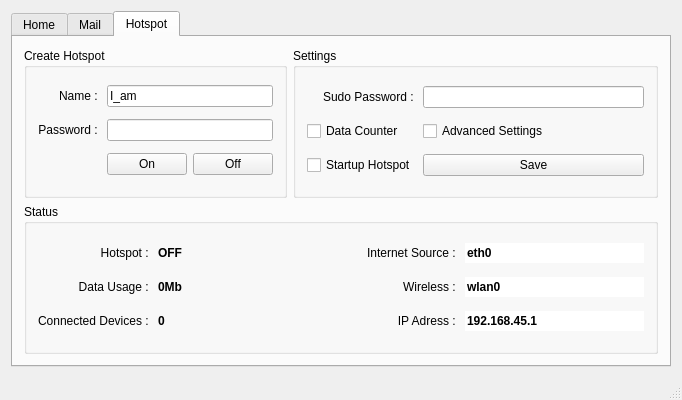
First picture: the form in src/view.ui, repository furkantokac/Faunus-Old, before the edit.
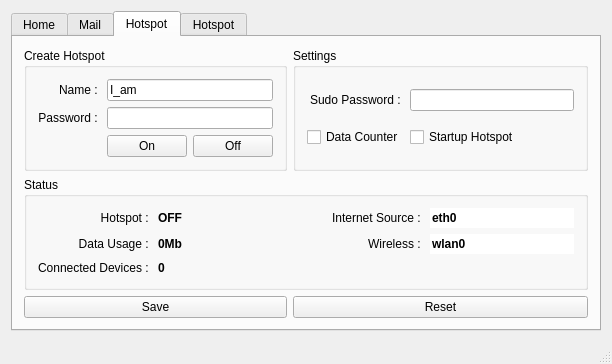
Second picture: the form after the edit.

Diff of the .ui file:
```diff
--- a/src/view.ui
+++ b/src/view.ui
@@ -6,8 +6,8 @@
    <rect>
     <x>0</x>
     <y>0</y>
-    <width>682</width>
-    <height>400</height>
+    <width>612</width>
+    <height>364</height>
    </rect>
   </property>
   <property name="windowTitle">
@@ -16,7 +16,10 @@
   <widget class="QWidget" name="centralWidget">
    <layout class="QGridLayout" name="gridLayout_2">
     <item row="0" column="0">
-     <widget class="QTabWidget" name="tabWidget">
+     <widget class="QTabWidget" name="tabWidget_main">
+      <property name="enabled">
+       <bool>true</bool>
+      </property>
       <property name="currentIndex">
        <number>2</number>
       </property>
@@ -332,6 +335,9 @@
           <layout class="QGridLayout" name="gridLayout_16">
            <item row="0" column="1" colspan="2">
             <widget class="QLineEdit" name="lne_hotspot_name">
+             <property name="enabled">
+              <bool>true</bool>
+             </property>
              <property name="text">
               <string>I_am</string>
              </property>
@@ -407,42 +413,31 @@
              </property>
             </widget>
            </item>
-           <item row="4" column="0">
+           <item row="0" column="1">
+            <widget class="QLineEdit" name="lne_sudo_password">
+             <property name="text">
+              <string/>
+             </property>
+             <property name="echoMode">
+              <enum>QLineEdit::Password</enum>
+             </property>
+            </widget>
+           </item>
+           <item row="1" column="1">
             <widget class="QCheckBox" name="chb_startup_hotspot">
              <property name="text">
               <string>Startup Hotspot</string>
              </property>
             </widget>
            </item>
-           <item row="0" column="1">
-            <widget class="QLineEdit" name="lne_sudo_password">
-             <property name="text">
-              <string/>
-             </property>
-             <property name="echoMode">
-              <enum>QLineEdit::Password</enum>
-             </property>
-            </widget>
-           </item>
-           <item row="1" column="1">
-            <widget class="QCheckBox" name="chb_hotspot_advanced_settings">
-             <property name="text">
-              <string>Advanced Settings</string>
-             </property>
-            </widget>
-           </item>
-           <item row="4" column="1">
-            <widget class="QPushButton" name="bnt_hotspot_save_settings">
-             <property name="text">
-              <string>Save</string>
-             </property>
-            </widget>
-           </item>
           </layout>
          </widget>
         </item>
         <item row="1" column="0" colspan="2">
          <widget class="QGroupBox" name="groupBox_hotspot_status">
+          <property name="enabled">
+           <bool>true</bool>
+          </property>
           <property name="title">
            <string>Status</string>
           </property>
@@ -536,16 +531,6 @@
              </property>
             </widget>
            </item>
-           <item row="2" column="4">
-            <widget class="QLabel" name="label_27">
-             <property name="text">
-              <string>IP Adress : </string>
-             </property>
-             <property name="alignment">
-              <set>Qt::AlignRight|Qt::AlignTrailing|Qt::AlignVCenter</set>
-             </property>
-            </widget>
-           </item>
            <item row="0" column="5">
             <widget class="QLineEdit" name="lne_hotspot_inet">
              <property name="font">
@@ -584,25 +569,6 @@
              </property>
             </widget>
            </item>
-           <item row="2" column="5">
-            <widget class="QLineEdit" name="lne_hotspot_ip">
-             <property name="font">
-              <font>
-               <weight>75</weight>
-               <bold>true</bold>
-              </font>
-             </property>
-             <property name="text">
-              <string>192.168.45.1</string>
-             </property>
-             <property name="frame">
-              <bool>false</bool>
-             </property>
-             <property name="readOnly">
-              <bool>true</bool>
-             </property>
-            </widget>
-           </item>
            <item row="0" column="2" rowspan="3">
             <spacer name="horizontalSpacer_2">
              <property name="orientation">
@@ -619,8 +585,30 @@
           </layout>
          </widget>
         </item>
+        <item row="2" column="0">
+         <widget class="QPushButton" name="btn_hotspot_save">
+          <property name="text">
+           <string>Save</string>
+          </property>
+         </widget>
+        </item>
+        <item row="2" column="1">
+         <widget class="QPushButton" name="btn_hotspot_reset">
+          <property name="text">
+           <string>Reset</string>
+          </property>
+         </widget>
+        </item>
        </layout>
       </widget>
+      <widget class="QWidget" name="tab_hotspot_windows">
+       <property name="enabled">
+        <bool>true</bool>
+       </property>
+       <attribute name="title">
+        <string>Hotspot</string>
+       </attribute>
+      </widget>
      </widget>
     </item>
    </layout>
```
Left out of the diff: 26 changed lines with no effect on the pictures.
